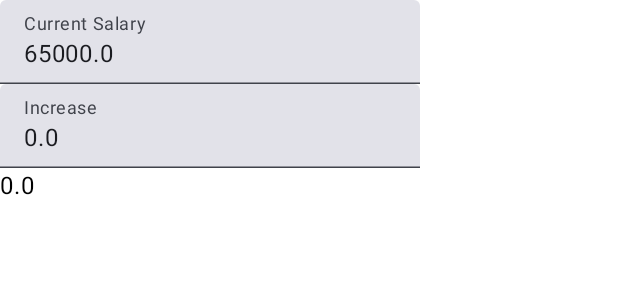
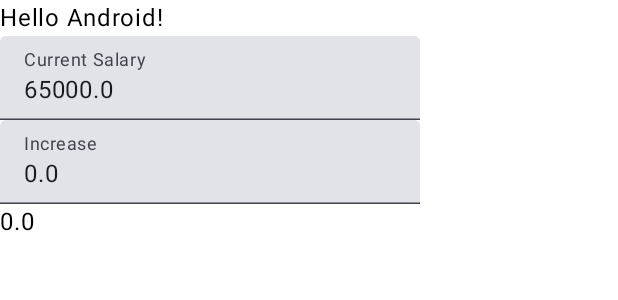
Before and after one commit to inog/IncreaseSalaryCalculator, an Android app built with Jetpack Compose: the @Preview function GreetingPreview, on a phone screen of 412 x 824 dp. Shown: the top 300 px of the screen. Run offline under Robolectric (Android 15) with nearby library versions, the light colour scheme and no system bars.

Commit message:
devide into own composal

```diff
--- a/app/src/main/java/de/ingoreschke/increasesalarycalculator/MainActivity.kt
+++ b/app/src/main/java/de/ingoreschke/increasesalarycalculator/MainActivity.kt
@@ -5,18 +5,11 @@ import androidx.activity.ComponentActivity
 import androidx.activity.compose.setContent
 import androidx.compose.foundation.layout.Column
 import androidx.compose.foundation.layout.fillMaxSize
-import androidx.compose.foundation.text.KeyboardOptions
 import androidx.compose.material3.MaterialTheme
 import androidx.compose.material3.Surface
 import androidx.compose.material3.Text
-import androidx.compose.material3.TextField
 import androidx.compose.runtime.Composable
-import androidx.compose.runtime.getValue
-import androidx.compose.runtime.mutableStateOf
-import androidx.compose.runtime.remember
-import androidx.compose.runtime.setValue
 import androidx.compose.ui.Modifier
-import androidx.compose.ui.text.input.KeyboardType
 import androidx.compose.ui.tooling.preview.Preview
 import de.ingoreschke.increasesalarycalculator.ui.theme.IncreaseSalaryCalculatorTheme
 
@@ -31,47 +24,14 @@ class MainActivity : ComponentActivity() {
             IncreaseSalaryCalculatorTheme {
                 Surface(modifier = Modifier.fillMaxSize(), color = MaterialTheme.colorScheme.background) {
                     Greeting("Android")
-                    CurrentSalary(presenter = presenter)
+                    SalaryIncrease(presenter = presenter)
                 }
             }
         }
     }
 }
 
-@Composable
-fun CurrentSalary(modifier: Modifier = Modifier, presenter: SalaryIncreasePresenter) {
-    var currentSalary by remember { mutableStateOf(65000.00) }
-    var increasePercentage by remember { mutableStateOf(0.0) }
-    var result by remember { mutableStateOf(0.0) }
 
-    Column(modifier = modifier) {
-        TextField(
-            value = currentSalary.toString(),
-            onValueChange = {
-                currentSalary = it.toDouble()
-                result = presenter.calculateSalaryIncrease(currentSalary, increasePercentage)
-            },
-            label = { Text("Current Salary") },
-            keyboardOptions = KeyboardOptions(keyboardType = KeyboardType.Number),
-            modifier = modifier
-        )
-
-        TextField(
-            value = increasePercentage.toString(),
-            onValueChange = {
-                increasePercentage = it.toDouble()
-                result = presenter.calculateSalaryIncrease(currentSalary, increasePercentage)
-            },
-            label = { Text("Increase") },
-            keyboardOptions = KeyboardOptions(keyboardType = KeyboardType.Number),
-            modifier = modifier
-        )
-
-        Text(text = result.toString())
-    }
-
-
-}
 
 @Composable
 fun Greeting(name: String, modifier: Modifier = Modifier) {
@@ -85,7 +45,9 @@ fun Greeting(name: String, modifier: Modifier = Modifier) {
 @Composable
 fun GreetingPreview() {
     IncreaseSalaryCalculatorTheme {
-        Greeting("Android")
-        CurrentSalary(presenter = SalaryIncreasePresenter(SalaryIncreaseInteractor()))
+        Column {
+            Greeting("Android")
+            SalaryIncrease(presenter = SalaryIncreasePresenter(SalaryIncreaseInteractor()))
+        }
     }
 }
--- /dev/null
+++ b/app/src/main/java/de/ingoreschke/increasesalarycalculator/SalaryIncrease.kt
@@ -0,0 +1,46 @@
+package de.ingoreschke.increasesalarycalculator
+
+import androidx.compose.foundation.layout.Column
+import androidx.compose.foundation.text.KeyboardOptions
+import androidx.compose.material3.Text
+import androidx.compose.material3.TextField
+import androidx.compose.runtime.Composable
+import androidx.compose.runtime.getValue
+import androidx.compose.runtime.mutableStateOf
+import androidx.compose.runtime.remember
+import androidx.compose.runtime.setValue
+import androidx.compose.ui.Modifier
+import androidx.compose.ui.text.input.KeyboardType
+
+@Composable
+fun SalaryIncrease(modifier: Modifier = Modifier, presenter: SalaryIncreasePresenter) {
+    var currentSalary by remember { mutableStateOf(65000.00) }
+    var increasePercentage by remember { mutableStateOf(0.0) }
+    var result by remember { mutableStateOf(0.0) }
+
+    Column(modifier = modifier) {
+        TextField(
+            value = currentSalary.toString(),
+            onValueChange = {
+                currentSalary = it.toDouble()
+                result = presenter.calculateSalaryIncrease(currentSalary, increasePercentage)
+            },
+            label = { Text("Current Salary") },
+            keyboardOptions = KeyboardOptions(keyboardType = KeyboardType.Number),
+            modifier = modifier
+        )
+
+        TextField(
+            value = increasePercentage.toString(),
+            onValueChange = {
+                increasePercentage = it.toDouble()
+                result = presenter.calculateSalaryIncrease(currentSalary, increasePercentage)
+            },
+            label = { Text("Increase") },
+            keyboardOptions = KeyboardOptions(keyboardType = KeyboardType.Number),
+            modifier = modifier
+        )
+
+        Text(text = result.toString(), modifier = modifier)
+    }
+}
```
